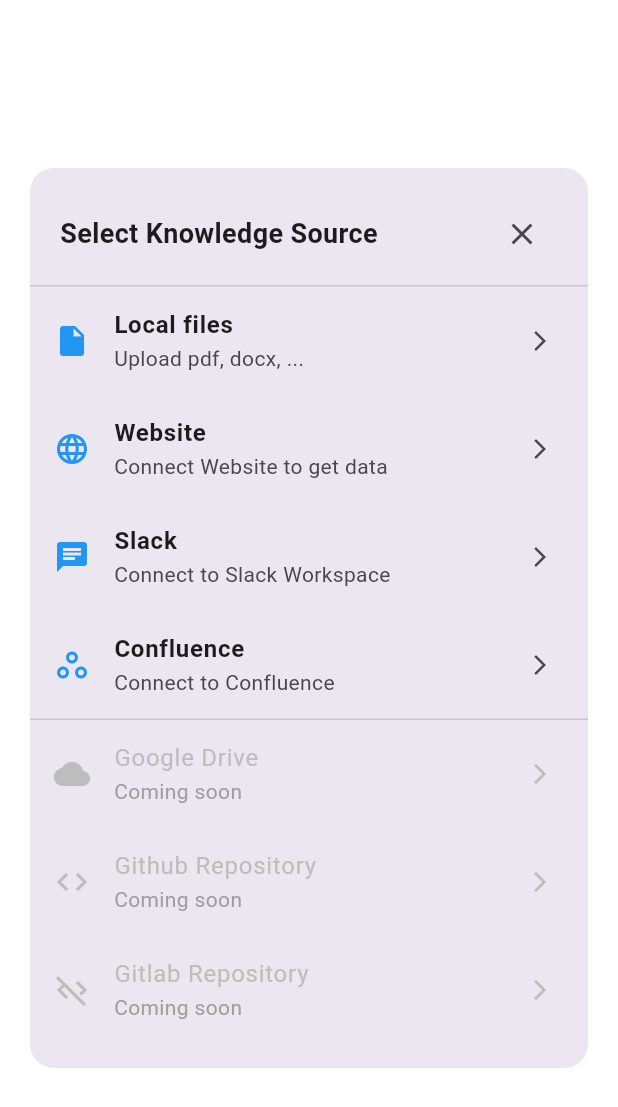
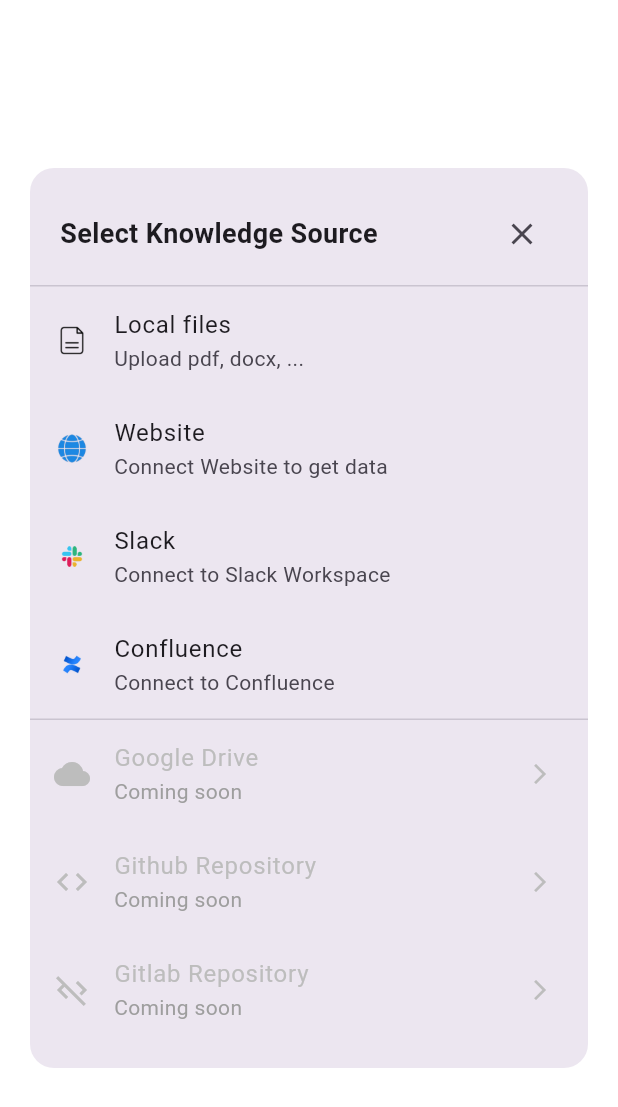
Before and after one commit to Immatrysomecoding/AMP-AIChatApp, a Flutter app: the KnowledgeSourceDialog widget shown alone on an empty page, opened directly, on a phone screen of 412 x 824 dp. Shown: the top 1107 px of the screen. Run offline on Flutter 3.47's test engine with Material 3 defaults, Android fonts, the light colour scheme and no system bars; our stand-ins replace file_picker, flutter_dotenv; accounts and stored records are empty; network calls fail.

Commit message:
Update Icon

```diff
--- a/lib/widgets/add_knowledge_source.dart
+++ b/lib/widgets/add_knowledge_source.dart
@@ -60,7 +60,11 @@
                 shrinkWrap: true,
                 children: [
                   _buildActiveTile(
-                    icon: Icons.insert_drive_file,
+                    iconWidget: Image.asset(
+                      'assets/file.png',
+                      width: 24,
+                      height: 24,
+                    ),
                     title: 'Local files',
                     subtitle: 'Upload pdf, docx, ...',
                     onTap: () async {
@@ -81,7 +85,11 @@
                   ),
 
                   _buildActiveTile(
-                    icon: Icons.language,
+                    iconWidget: Image.asset(
+                      'assets/website.png',
+                      width: 24,
+                      height: 24,
+                    ),
                     title: 'Website',
                     subtitle: 'Connect Website to get data',
                     onTap: () {
@@ -99,7 +107,11 @@
                     },
                   ),
                   _buildActiveTile(
-                    icon: Icons.chat,
+                    iconWidget: Image.asset(
+                      'assets/slack.png',
+                      width: 24,
+                      height: 24,
+                    ),
                     title: 'Slack',
                     subtitle: "Connect to Slack Workspace",
                     onTap: () {
@@ -117,7 +129,11 @@
                     },
                   ),
                   _buildActiveTile(
-                    icon: Icons.workspaces_outlined,
+                    iconWidget: Image.asset(
+                      'assets/confluence.png',
+                      width: 24,
+                      height: 24,
+                    ),
                     title: 'Confluence',
                     subtitle: "Connect to Confluence",
                     onTap: () {
@@ -168,16 +184,15 @@
   }
 
   Widget _buildActiveTile({
-    required IconData icon,
+    required Widget iconWidget,
     required String title,
     required String subtitle,
     required VoidCallback onTap,
   }) {
     return ListTile(
-      leading: Icon(icon, color: Theme.of(context).primaryColor),
-      title: Text(title, style: const TextStyle(fontWeight: FontWeight.bold)),
+      leading: iconWidget,
+      title: Text(title),
       subtitle: Text(subtitle),
-      trailing: const Icon(Icons.arrow_forward_ios, size: 16),
       onTap: onTap,
     );
   }
--- a/pubspec.yaml
+++ b/pubspec.yaml
@@ -70,6 +70,9 @@
   - assets/messenger.png
   - assets/telegram.png
   - assets/slack.png
+  - assets/file.png
+  - assets/confluence.png
+  - assets/website.png
   #   - images/a_dot_burr.jpeg
   #   - images/a_dot_ham.jpeg
 
```
Also changed, not shown: lib/widgets/knowledge_detail.dart (+30 -1 lines), assets/confluence.png (added), assets/file.png (added), assets/website.png (added).
